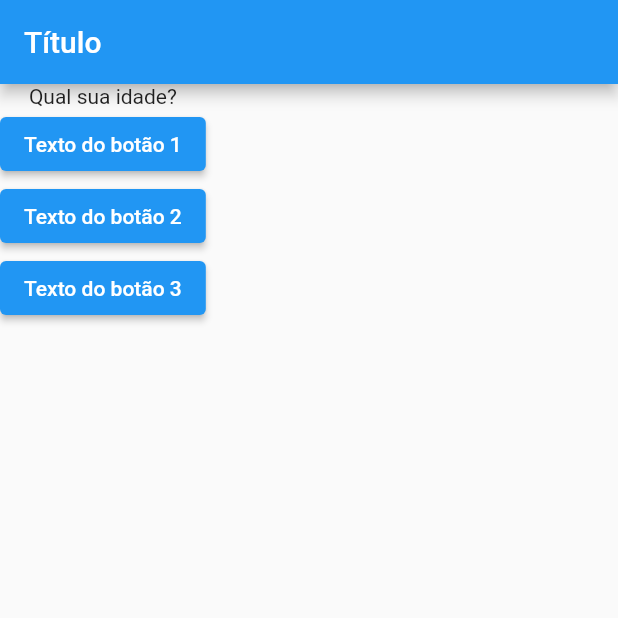
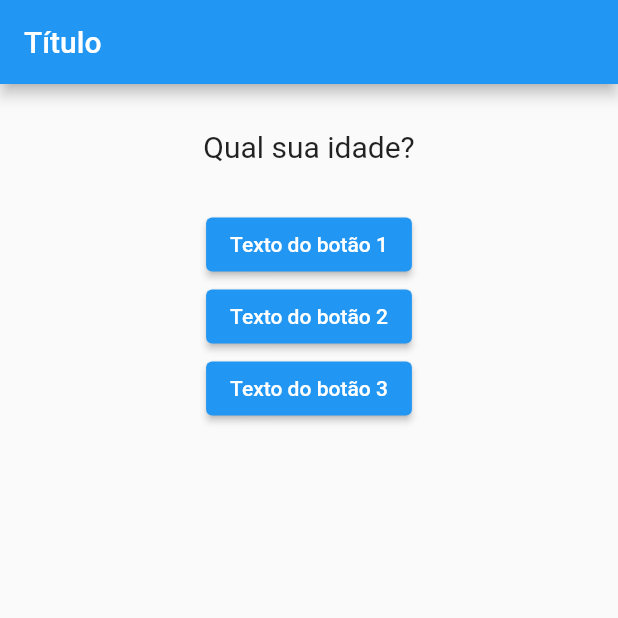
Before and after one commit to joaopdadv/Flutter-Quiz-App, a Flutter app: the screen it shows after launch, on a phone screen of 412 x 824 dp, the top half of it. Run offline on Flutter 3.47's test engine with Material 2 defaults, Android fonts, the phone set to English and light mode, and no system bars; missing offline and left inert: dart:ffi.

Commit message:
Aula 6 - Estilos

```diff
--- a/lib/questao.dart
+++ b/lib/questao.dart
@@ -1,3 +1,5 @@
+import 'dart:ffi';
+
 import 'package:flutter/material.dart';
 
 class Questao extends StatelessWidget {
@@ -7,6 +9,16 @@ class Questao extends StatelessWidget {
 
   @override
   Widget build(BuildContext context) {
-    return Text(texto);
+    return Container(
+      width: double.infinity,
+      margin: const EdgeInsets.all(30),
+      child: Text(
+        texto,
+        style: const TextStyle(
+          fontSize: 20,
+        ),
+        textAlign: TextAlign.center,
+      ),
+    );
   }
 }
```
